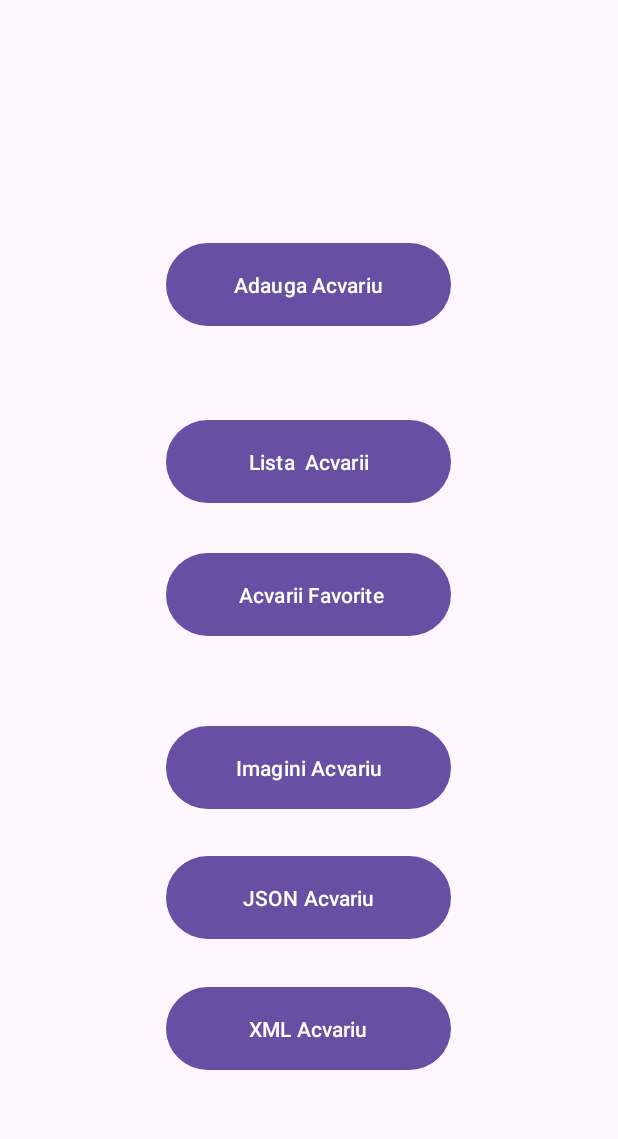
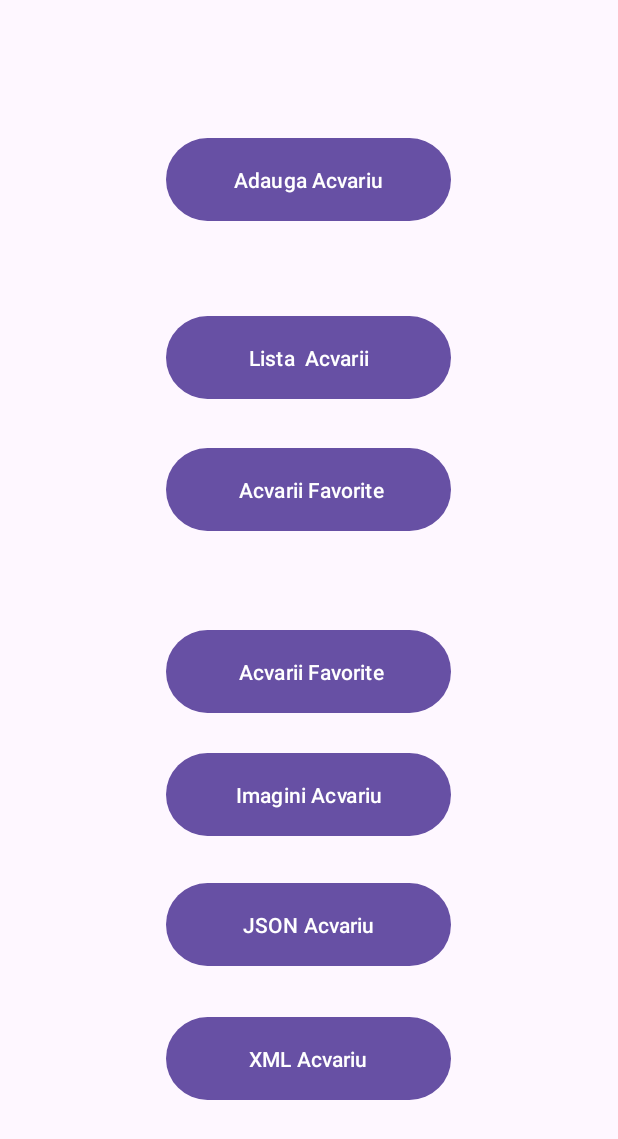
Before and after one commit to AidaNightcore/Sentes_Aida_Elena_ActivitateDAM2024, an Android app: the screen it shows after launch (MainActivity), on a phone screen of 412 x 824 dp. Shown: the top 1139 px of the screen. Run offline under Robolectric (Android 15) with nearby library versions, the phone set to English and light mode, and no system bars; our stand-ins replace Firebase (no records; nobody signed in at launch, a user with empty details on screens opened directly).

Commit message:
seminar13 done? todo: navbar?

```diff
--- a/Acvarii/app/src/main/AndroidManifest.xml
+++ b/Acvarii/app/src/main/AndroidManifest.xml
@@ -14,6 +14,9 @@
         android:supportsRtl="true"
         android:theme="@style/Theme.Acvarii"
         tools:targetApi="31">
+        <activity
+            android:name=".AcvariiFirebaseFavourite"
+            android:exported="false" />
         <activity
             android:name=".AcvariiFavourite"
             android:exported="false" />
--- a/Acvarii/app/src/main/java/com/example/acvarii/MainActivity.java
+++ b/Acvarii/app/src/main/java/com/example/acvarii/MainActivity.java
@@ -1,5 +1,6 @@
 package com.example.acvarii;
 
+import androidx.annotation.NonNull;
 import androidx.annotation.Nullable;
 import androidx.appcompat.app.AppCompatActivity;
 
@@ -9,6 +10,12 @@ import android.os.Parcelable;
 import android.view.View;
 import android.widget.Button;
 import android.widget.Toast;
+
+import com.google.firebase.database.DataSnapshot;
+import com.google.firebase.database.DatabaseError;
+import com.google.firebase.database.DatabaseReference;
+import com.google.firebase.database.FirebaseDatabase;
+import com.google.firebase.database.ValueEventListener;
 
 import java.util.ArrayList;
 import java.util.List;
@@ -76,6 +83,29 @@ public class MainActivity extends AppCompatActivity {
                 startActivity(it);
             }
         });
+
+        Button btnFirebaseActivity = findViewById(R.id.BTNAcvariuFirebase);
+        btnFirebaseActivity.setOnClickListener(new View.OnClickListener() {
+            @Override
+            public void onClick(View v) {
+                Intent it = new Intent(getApplicationContext(), AcvariiFirebaseFavourite.class);
+                startActivity(it);
+            }
+        });
+
+
+        DatabaseReference databaseReference = FirebaseDatabase.getInstance().getReference("acvarii");
+        databaseReference.addValueEventListener(new ValueEventListener() {
+            @Override
+            public void onDataChange(@NonNull DataSnapshot snapshot) {
+                Toast.makeText(MainActivity.this, "Modificări detectate în Firebase!", Toast.LENGTH_SHORT).show();
+            }
+
+            @Override
+            public void onCancelled(@NonNull DatabaseError error) {
+                Toast.makeText(MainActivity.this, "Eroare: " + error.getMessage(), Toast.LENGTH_SHORT).show();
+            }
+        });
     }
 
     @Override
--- a/Acvarii/app/src/main/res/layout/activity_main.xml
+++ b/Acvarii/app/src/main/res/layout/activity_main.xml
@@ -16,7 +16,67 @@
         app:layout_constraintHorizontal_bias="0.497"
         app:layout_constraintStart_toStartOf="parent"
         app:layout_constraintTop_toTopOf="parent"
-        app:layout_constraintVertical_bias="0.745" />
+        app:layout_constraintVertical_bias="0.769" />
+
+    <Button
+        android:id="@+id/BTNXMLAcvariu"
+        android:layout_width="190dp"
+        android:layout_height="63dp"
+        android:text="XML Acvariu"
+        app:layout_constraintBottom_toBottomOf="parent"
+        app:layout_constraintEnd_toEndOf="parent"
+        app:layout_constraintHorizontal_bias="0.497"
+        app:layout_constraintStart_toStartOf="parent"
+        app:layout_constraintTop_toTopOf="parent"
+        app:layout_constraintVertical_bias="0.886" />
+
+    <Button
+        android:id="@+id/BTNAcvariuFavourites"
+        android:layout_width="190dp"
+        android:layout_height="63dp"
+        android:text=" Acvarii Favorite"
+        app:layout_constraintBottom_toBottomOf="parent"
+        app:layout_constraintEnd_toEndOf="parent"
+        app:layout_constraintHorizontal_bias="0.497"
+        app:layout_constraintStart_toStartOf="parent"
+        app:layout_constraintTop_toTopOf="parent"
+        app:layout_constraintVertical_bias="0.387" />
+
+    <Button
+        android:id="@+id/BTNAcvariuFirebase"
+        android:layout_width="190dp"
+        android:layout_height="63dp"
+        android:text=" Acvarii Favorite"
+        app:layout_constraintBottom_toBottomOf="parent"
+        app:layout_constraintEnd_toEndOf="parent"
+        app:layout_constraintHorizontal_bias="0.497"
+        app:layout_constraintStart_toStartOf="parent"
+        app:layout_constraintTop_toTopOf="parent"
+        app:layout_constraintVertical_bias="0.547" />
+
+    <Button
+        android:id="@+id/BTNListaAcvariu"
+        android:layout_width="190dp"
+        android:layout_height="63dp"
+        android:text="Lista  Acvarii"
+        app:layout_constraintBottom_toBottomOf="parent"
+        app:layout_constraintEnd_toEndOf="parent"
+        app:layout_constraintHorizontal_bias="0.497"
+        app:layout_constraintStart_toStartOf="parent"
+        app:layout_constraintTop_toTopOf="parent"
+        app:layout_constraintVertical_bias="0.272" />
+
+    <Button
+        android:id="@+id/BTNAdaugaAcvariu"
+        android:layout_width="190dp"
+        android:layout_height="63dp"
+        android:text="Adauga Acvariu"
+        app:layout_constraintBottom_toBottomOf="parent"
+        app:layout_constraintEnd_toEndOf="parent"
+        app:layout_constraintHorizontal_bias="0.497"
+        app:layout_constraintStart_toStartOf="parent"
+        app:layout_constraintTop_toTopOf="parent"
+        app:layout_constraintVertical_bias="0.116" />
 
     <Button
         android:id="@+id/BTNImaginiAcvariu"
@@ -28,54 +88,6 @@
         app:layout_constraintHorizontal_bias="0.497"
         app:layout_constraintStart_toStartOf="parent"
         app:layout_constraintTop_toTopOf="parent"
-        app:layout_constraintVertical_bias="0.631" />
-
-    <Button
-        android:id="@+id/BTNXMLAcvariu"
-        android:layout_width="190dp"
-        android:layout_height="63dp"
-        android:text="XML Acvariu"
-        app:layout_constraintBottom_toBottomOf="parent"
-        app:layout_constraintEnd_toEndOf="parent"
-        app:layout_constraintHorizontal_bias="0.497"
-        app:layout_constraintStart_toStartOf="parent"
-        app:layout_constraintTop_toTopOf="parent"
-        app:layout_constraintVertical_bias="0.86" />
-
-    <Button
-        android:id="@+id/BTNAcvariuFavourites"
-        android:layout_width="190dp"
-        android:layout_height="63dp"
-        android:text=" Acvarii Favorite"
-        app:layout_constraintBottom_toBottomOf="parent"
-        app:layout_constraintEnd_toEndOf="parent"
-        app:layout_constraintHorizontal_bias="0.497"
-        app:layout_constraintStart_toStartOf="parent"
-        app:layout_constraintTop_toTopOf="parent"
-        app:layout_constraintVertical_bias="0.479" />
-
-    <Button
-        android:id="@+id/BTNListaAcvariu"
-        android:layout_width="190dp"
-        android:layout_height="63dp"
-        android:text="Lista  Acvarii"
-        app:layout_constraintBottom_toBottomOf="parent"
-        app:layout_constraintEnd_toEndOf="parent"
-        app:layout_constraintHorizontal_bias="0.497"
-        app:layout_constraintStart_toStartOf="parent"
-        app:layout_constraintTop_toTopOf="parent"
-        app:layout_constraintVertical_bias="0.363" />
-
-    <Button
-        android:id="@+id/BTNAdaugaAcvariu"
-        android:layout_width="190dp"
-        android:layout_height="63dp"
-        android:text="Adauga Acvariu"
-        app:layout_constraintBottom_toBottomOf="parent"
-        app:layout_constraintEnd_toEndOf="parent"
-        app:layout_constraintHorizontal_bias="0.497"
-        app:layout_constraintStart_toStartOf="parent"
-        app:layout_constraintTop_toTopOf="parent"
-        app:layout_constraintVertical_bias="0.208" />
+        app:layout_constraintVertical_bias="0.655" />
 
 </androidx.constraintlayout.widget.ConstraintLayout>
```
Also changed, not shown: Acvarii/app/src/main/java/com/example/acvarii/AcvariiFirebaseFavourite.java (added, +49 -0 lines), Acvarii/app/src/main/java/com/example/acvarii/AcvariuAdd.java (+13 -0 lines), Acvarii/app/src/main/res/layout/activity_acvarii_firebase_favourite.xml (added, +17 -0 lines), Acvarii/app/src/main/res/layout/activity_acvariu_add.xml (+13 -1 lines).
